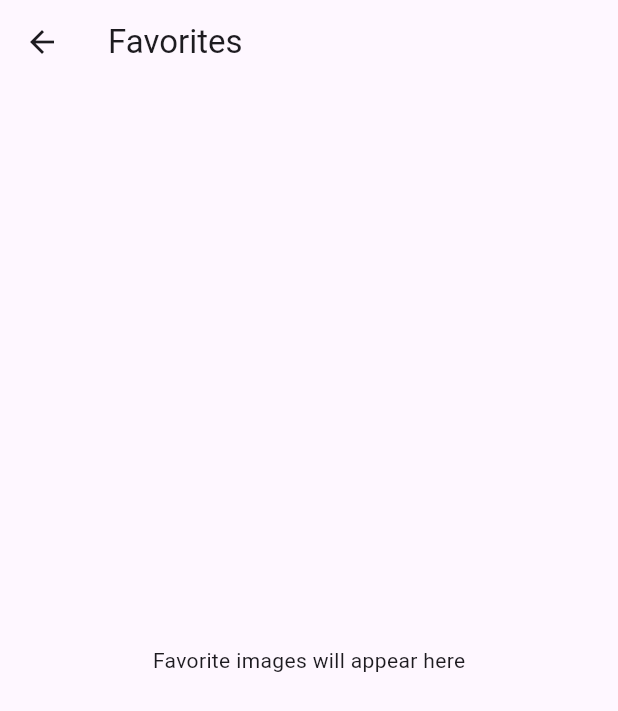
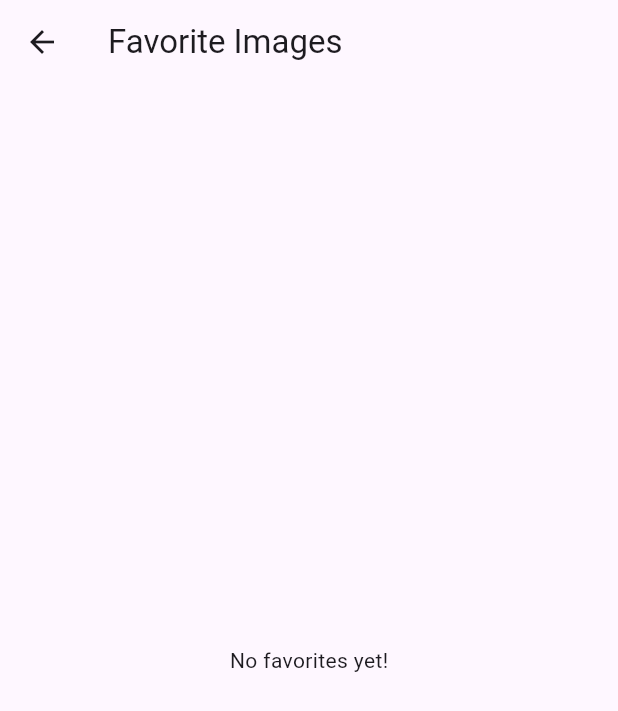
Before and after one commit to ravikant-paudel/Pixabay, a Flutter app: the FavoriteScreen screen opened directly, on a phone screen of 412 x 824 dp. Shown: the top 711 px of the screen. Run offline on Flutter 3.47's test engine with Material 3 defaults, Android fonts, the phone set to English and light mode, and no system bars; our stand-ins replace dio, flutter_bloc.

Commit message:
:sparkles: Add favorite page

```diff
--- /dev/null
+++ b/lib/feature/favourite/favorite_screen.dart
@@ -0,0 +1,63 @@
+import 'package:flutter/material.dart';
+import 'package:flutter_bloc/flutter_bloc.dart';
+import 'package:pixabay/feature/favourite/favourite_bloc.dart';
+import 'package:pixabay/feature/models/image_model.dart';
+import 'package:pixabay/feature/search/search_page.dart';
+
+class FavoriteScreen extends StatelessWidget {
+  const FavoriteScreen({super.key});
+
+  @override
+  Widget build(BuildContext context) {
+    return Scaffold(
+      appBar: AppBar(title: const Text('Favorite Images')),
+      body: BlocBuilder<FavoriteBloc, FavoriteState>(
+        builder: (context, state) {
+          final favorites = context.read<FavoriteBloc>().favorites;
+
+          if (favorites.isEmpty) {
+            return const Center(child: Text('No favorites yet!'));
+          }
+
+          return GridView.builder(
+            padding: const EdgeInsets.all(8),
+            gridDelegate: const SliverGridDelegateWithFixedCrossAxisCount(
+              crossAxisCount: 2,
+              crossAxisSpacing: 8,
+              mainAxisSpacing: 8,
+              childAspectRatio: 0.7,
+            ),
+            itemCount: favorites.length,
+            itemBuilder: (context, index) {
+              final image = favorites[index];
+              return ImageItem(
+                image: image,
+                isFavorite: true,
+                onTap: () => _showRemoveDialog(context, image),
+              );
+            },
+          );
+        },
+      ),
+    );
+  }
+
+  void _showRemoveDialog(BuildContext context, ImageModel image) {
+    showDialog(
+      context: context,
+      builder: (context) => AlertDialog(
+        title: const Text('Remove from Favorites?'),
+        content: const Text('Are you sure you want to remove this image from favorites?'),
+        actions: [
+          TextButton(onPressed: () => Navigator.pop(context), child: const Text('Cancel')),
+          TextButton(
+              onPressed: () {
+                context.read<FavoriteBloc>().add(RemoveFromFavorites(image));
+                Navigator.pop(context);
+              },
+              child: const Text('Remove')),
+        ],
+      ),
+    );
+  }
+}
--- /dev/null
+++ b/lib/feature/favourite/favourite_bloc.dart
@@ -0,0 +1,46 @@
+import 'package:flutter_bloc/flutter_bloc.dart';
+import 'package:pixabay/feature/models/image_model.dart';
+
+abstract class FavoriteEvent {}
+
+class AddToFavorites extends FavoriteEvent {
+  final ImageModel image; // Still final for immutability
+  AddToFavorites(this.image);
+}
+
+class RemoveFromFavorites extends FavoriteEvent {
+  final ImageModel image; // Still final
+  RemoveFromFavorites(this.image);
+}
+
+abstract class FavoriteState {}
+
+class FavoriteInitial extends FavoriteState {}
+
+class FavoritesUpdated extends FavoriteState {
+  final List<ImageModel> favorites; // Maintain immutability
+  FavoritesUpdated(this.favorites);
+}
+
+class FavoriteBloc extends Bloc<FavoriteEvent, FavoriteState> {
+  final List<ImageModel> _favorites = [];
+
+  FavoriteBloc() : super(FavoriteInitial()) {
+    on<AddToFavorites>(_addToFavorites);
+    on<RemoveFromFavorites>(_removeFromFavorites);
+  }
+
+  List<ImageModel> get favorites => List.unmodifiable(_favorites);
+
+  void _addToFavorites(AddToFavorites event, Emitter<FavoriteState> emit) {
+    if (!_favorites.contains(event.image)) {
+      _favorites.add(event.image);
+      emit(FavoritesUpdated(List.from(_favorites)));
+    }
+  }
+
+  void _removeFromFavorites(RemoveFromFavorites event, Emitter<FavoriteState> emit) {
+    _favorites.remove(event.image);
+    emit(FavoritesUpdated(List.from(_favorites)));
+  }
+}
```
Also changed, not shown: lib/feature/search/search_page.dart (+25 -28 lines).
